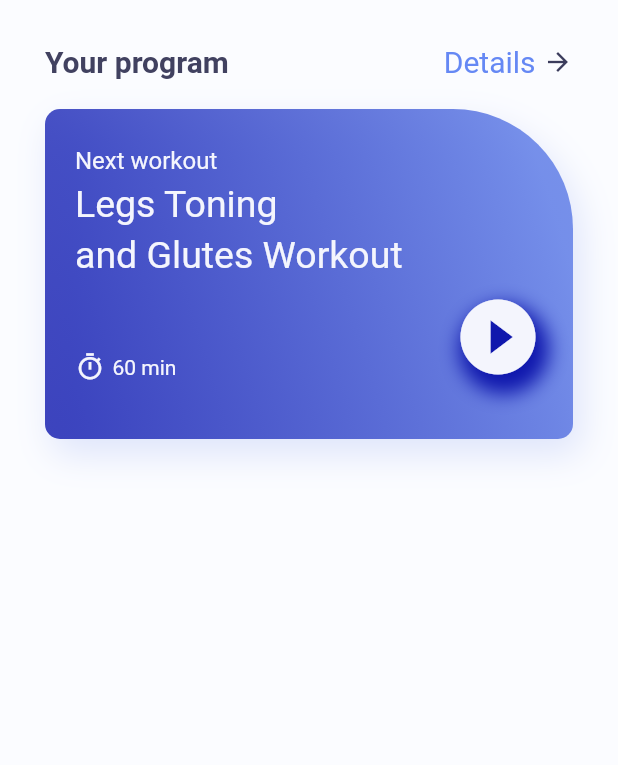
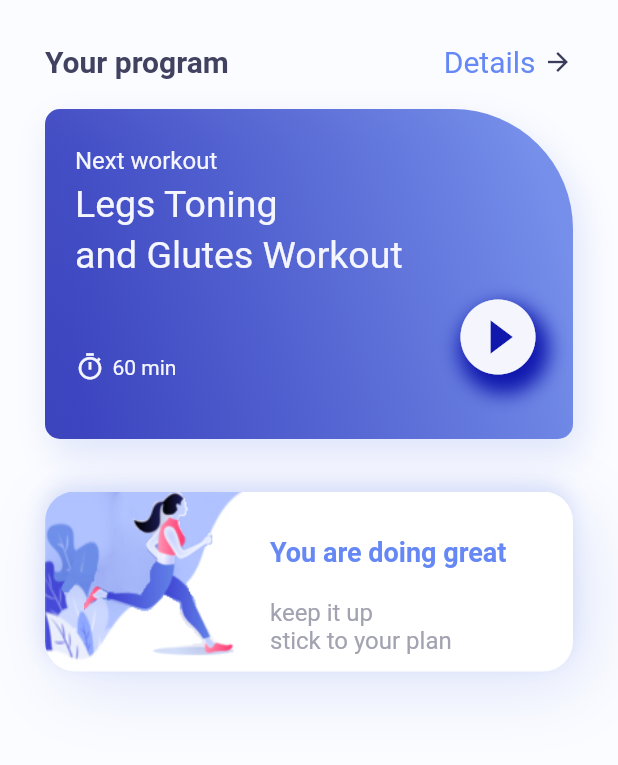
Before and after one commit to Yader1/flutter-training, a Flutter app: the screen it shows after launch, on a phone screen of 412 x 824 dp, the part 158-923 px from its top. Run offline on Flutter 3.47's test engine with Material 2 defaults, Android fonts, the phone set to English and light mode, and no system bars.

Commit message:
feat: Container You are doing great

```diff
--- a/lib/src/homePage.dart
+++ b/lib/src/homePage.dart
@@ -107,6 +107,69 @@ class _HomePageState extends State<HomePage> {
                   ],
                 ),
               ),
+            ),
+            const SizedBox(height: 5.0),
+            Container(
+              height: 180.0,
+              width: MediaQuery.of(context).size.width,
+              margin: const EdgeInsets.only(top: 30.0),
+              child: Stack(
+                children: [
+                  Container(
+                    width: MediaQuery.of(context).size.width,
+                    height: 120.0,
+                    decoration: BoxDecoration(
+                      borderRadius: BorderRadius.circular(20.0),
+                      image: const DecorationImage(image: AssetImage("assets/card.jpg"), fit: BoxFit.fill),
+                      boxShadow: [
+                        BoxShadow(
+                          blurRadius: 40.0,
+                          offset: const Offset(8, 10),
+                          color: AppColors.gradientSecond.withOpacity(0.2)
+                        ),
+                        BoxShadow(
+                          blurRadius: 10.0,
+                          offset: const Offset(-1, -5),
+                          color: AppColors.gradientSecond.withOpacity(0.2)
+                        )
+                      ]
+                    ),
+                  ),
+                  Container(
+                    width: MediaQuery.of(context).size.width,
+                    height: 200.0,
+                    margin: const EdgeInsets.only(right: 200.0, bottom: 70.0),
+                    decoration: BoxDecoration(
+                      borderRadius: BorderRadius.circular(20.0),
+                      image: const DecorationImage(image: AssetImage("assets/figure.png")),
+                    ),
+                  ),
+                  Container(
+                    width: double.maxFinite,
+                    height: 100.0,
+                    margin: const EdgeInsets.only(left: 150.0, top: 30.0),
+                    child: Column(
+                      crossAxisAlignment: CrossAxisAlignment.start,
+                      children: [
+                        Text("You are doing great", style: TextStyle(fontSize: 18.0, fontWeight: FontWeight.bold, color: AppColors.homePageDetail)),
+                        const SizedBox(height: 20.0,),
+                        RichText(
+                          text: TextSpan(
+                            text: "keep it up\n",
+                            style: TextStyle(color: AppColors.homePagePlanColor, fontSize: 16.0),
+                            children: [
+                              TextSpan(
+                                text: "stick to your plan",
+                                style: TextStyle(color: AppColors.homePagePlanColor, fontSize: 16.0),
+                              )
+                            ]
+                          )
+                        )
+                      ],
+                    ),
+                  )
+                ],
+              ),
             )
           ],
         ),
--- a/pubspec.yaml
+++ b/pubspec.yaml
@@ -58,8 +58,8 @@ flutter:
   uses-material-design: true
 
   # To add assets to your application, add an assets section, like this:
-  # assets:
-  #   - images/a_dot_burr.jpeg
+  assets:
+    - assets/
   #   - images/a_dot_ham.jpeg
 
   # An image asset can refer to one or more resolution-specific "variants", see
```
Also changed, not shown: json/info.json (+30 -1 lines), json/videoInfo.json (+17 -5 lines), assets/card.jpg (added), assets/card.png (added), assets/ex1.png (added), assets/ex2.png (added), assets/ex3.png (added), assets/ex4.png (added), assets/figure.png (added), assets/figure1.png (added), assets/squat1.jpg (added), assets/squat2.jpg (added), assets/squat3.jpg (added), assets/squat4.jpg (added).
